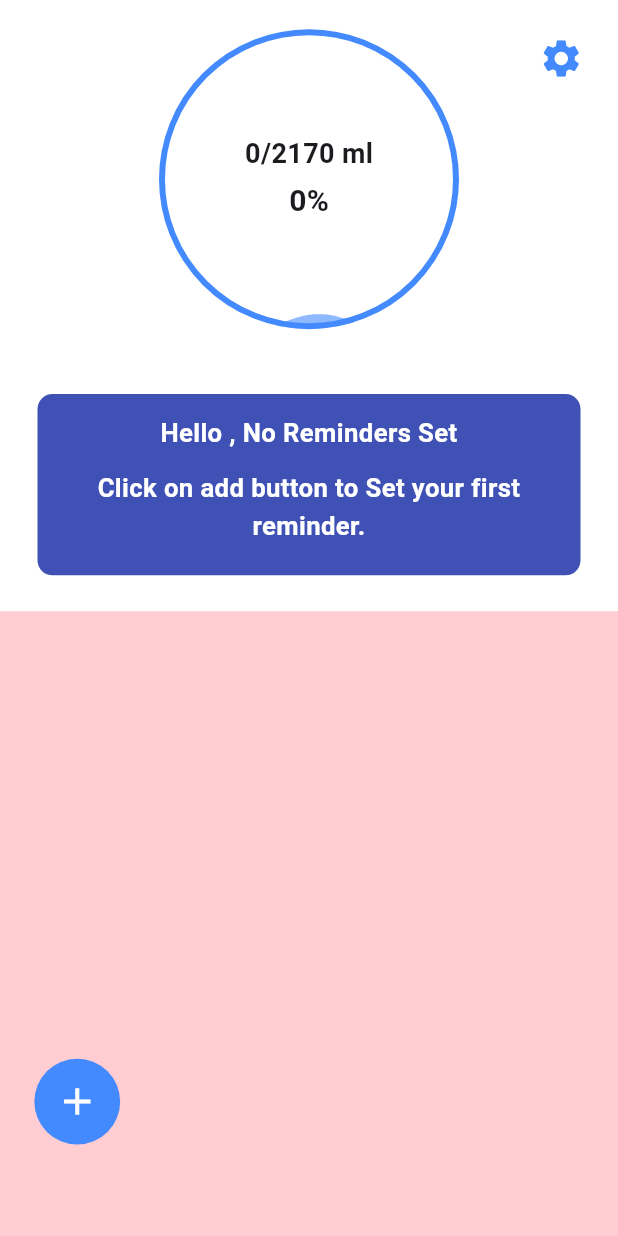
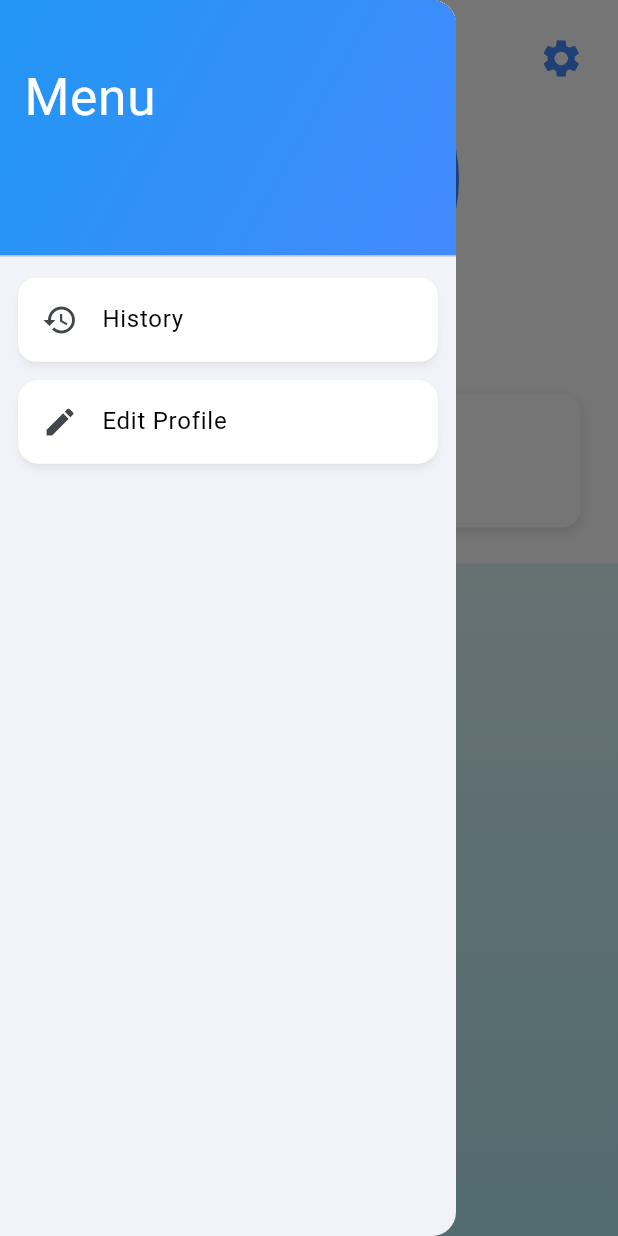
Before and after one commit to uveshsiddiqui90/watertime, a Flutter app: the HomeView screen opened by its route, with the side drawer open (before the commit the screen has no drawer), on a phone screen of 412 x 824 dp. Run offline on Flutter 3.47's test engine with Material 3 defaults, Android fonts, the light colour scheme and no system bars; our stand-ins replace drift, flutter_local_notifications, flutter_screenutil, flutter_time_picker_spinner, get and 4 more; missing offline and left inert: android_alarm_manager_plus, dart:ffi; accounts and stored records are empty; generated files the repository leaves out were written again.

Commit message:
before water wave change

```diff
--- /dev/null
+++ b/lib/constants/theme.dart
@@ -0,0 +1,49 @@
+import 'package:flutter/material.dart';
+
+final ThemeData waterTheme = ThemeData(
+  primaryColor: Color(0xFF0288D1), // Deep Blue
+  scaffoldBackgroundColor: Colors.white,
+  appBarTheme: AppBarTheme(
+    backgroundColor: Color(0xFF0288D1),
+    foregroundColor: Colors.white,
+    elevation: 0,
+  ),
+  floatingActionButtonTheme: FloatingActionButtonThemeData(
+    backgroundColor: Color(0xFF0288D1), // Deep Blue
+    foregroundColor: Colors.white,
+  ),
+  colorScheme: ColorScheme.fromSeed(
+    seedColor: Color(0xFF0288D1), // Base blue
+    primary: Color(0xFF0288D1),
+    secondary: Color(0xFF26C6DA), // Teal accent
+    background: Colors.white,
+    surface: Colors.white,
+    onPrimary: Colors.white,
+    onSecondary: Colors.white,
+    onBackground: Colors.black,
+    onSurface: Colors.black,
+  ),
+  textTheme: TextTheme(
+    headlineLarge: TextStyle(color: Colors.black, fontWeight: FontWeight.bold),
+    headlineMedium: TextStyle(color: Colors.black87, fontWeight: FontWeight.w600),
+    bodyLarge: TextStyle(color: Color(0xFF212121)),
+    bodyMedium: TextStyle(color: Color(0xFF757575)),
+  ),
+  elevatedButtonTheme: ElevatedButtonThemeData(
+    style: ElevatedButton.styleFrom(
+      backgroundColor: Color(0xFF0288D1),
+      foregroundColor: Colors.white,
+      shape: RoundedRectangleBorder(
+        borderRadius: BorderRadius.circular(12),
+      ),
+    ),
+  ),
+  cardTheme: CardThemeData(
+    color: Colors.white,
+    shadowColor: Colors.black26,
+    elevation: 4,
+    shape: RoundedRectangleBorder(
+      borderRadius: BorderRadius.circular(12),
+    ),
+  ),
+);
--- a/lib/database/user.dart
+++ b/lib/database/user.dart
@@ -13,4 +13,6 @@ class Users extends Table {
 
 
 
+
+
 }
--- a/lib/presentation/boarding/boarding_view.dart
+++ b/lib/presentation/boarding/boarding_view.dart
@@ -39,7 +39,7 @@ Widget mainView(BoardingController controller) {
     child: Column(
              children: [
               waveWidget(),
-              SizedBox(height: 30.h),
+              SizedBox(height: 80.h),
                  Text(
                   AppString.welcomeMessage,
                   textAlign: TextAlign.center,
@@ -144,6 +144,7 @@ Widget mainView(BoardingController controller) {
                 ),
               ),
               style:  TextStyle(fontSize: 16.sp),
+              textCapitalization: TextCapitalization.words,
 
             ),
          )] );
--- a/lib/presentation/gender_selection/genderselection_view.dart
+++ b/lib/presentation/gender_selection/genderselection_view.dart
@@ -108,7 +108,7 @@ class GenderselectionView extends GetView<GenderselectionController> {
                     SizedBox(height: 10.h),
                      Row(
               children: [
-                InkWell(
+                GestureDetector(
                   onTap: (){
                     controller.isMaleSelected.value = false;
                     controller.isFemaleSelected.value = true;
--- a/lib/presentation/home/homeview.dart
+++ b/lib/presentation/home/homeview.dart
@@ -8,13 +8,13 @@ import 'package:watertime/constants/waterprogress_indicator/water_progress.dart'
 import 'package:watertime/constants/waterprogress_indicator/waterprogress_controller.dart';
 import 'package:watertime/presentation/home/homecontroller.dart';
 import 'package:watertime/presentation/routes/app_pages.dart';
-import 'package:watertime/services/notification_service.dart';
-import 'package:watertime/services/reset_service/resetservice.dart';
 
 class HomeView extends StatelessWidget
 {
   final Homecontroller homecontroller = Get.put(Homecontroller());
   final WaterController waterController = Get.put(WaterController());
+  final GlobalKey<ScaffoldState> _scaffoldKey = GlobalKey<ScaffoldState>();
+
   HomeView({super.key});
 
   @override
@@ -25,6 +25,67 @@ class HomeView extends StatelessWidget
       waterController.updateTargetAmount(homecontroller.targetAmount.value.toDouble());
     });
     return Scaffold(
+        key: _scaffoldKey,
+        drawer: Drawer(
+    child: ListView(
+      padding: EdgeInsets.zero,
+      children: [
+        SizedBox(
+          height: 150.h,
+          child: DrawerHeader(
+            decoration: BoxDecoration(
+               gradient: LinearGradient(
+                colors: [Colors.blue, Colors.blueAccent],
+                begin: Alignment.topLeft,
+                end: Alignment.bottomRight,
+            ),
+            ),
+            curve: Curves.easeInOut,
+            child: Padding(
+              padding:  EdgeInsets.only(top: 20.h),
+              child: Text(
+                'Menu',
+                style: TextStyle(
+                  color: Colors.white,
+                  fontSize: 30.sp,
+                ),
+                textAlign: TextAlign.left,
+              ),
+            ),
+          ),
+        ),
+        Card(
+           shape: RoundedRectangleBorder(
+        borderRadius: BorderRadius.circular(12),
+      ),
+       elevation: 2,
+      margin: EdgeInsets.symmetric(horizontal: 12, vertical: 6),
+
+          child: ListTile(
+            leading: Icon(Icons.history),
+            title: Text('History'),
+            onTap: () {
+              Get.toNamed(AppRoutes.USERHISTORY);
+            },
+          ),
+        ),
+        Card(
+          shape: RoundedRectangleBorder(
+        borderRadius: BorderRadius.circular(12.r),
+      ),
+       elevation: 2,
+      margin: EdgeInsets.symmetric(horizontal: 12, vertical: 6),
+            child: ListTile(
+            leading: Icon(Icons.edit),
+            title: Text('Edit Profile'),
+            onTap: () {
+              Get.toNamed(AppRoutes.SETTING);
+            },
+          ),
+        ),
+      ],
+    ),
+  ),
       body: SafeArea(
         child: Container(
           width: double.infinity,
@@ -36,11 +97,12 @@ class HomeView extends StatelessWidget
                 right: 20.w,
                 top: 20.h,
                 child: InkWell(
-                  onTap: () {
-                    //Get.toNamed(AppRoutes.SETTING); // Navigate to settings page
-                    Get.toNamed(AppRoutes.USERHISTORY); // Navigate to user history page
+                  onTap: ()
+                  {
+                    _scaffoldKey.currentState?.openDrawer();
                   },
                   child: Icon(Icons.settings, size: 30, color: Colors.blueAccent,))),
+
               Column(
 
                 children: [
@@ -66,47 +128,78 @@ class HomeView extends StatelessWidget
 
                             final remaining = reminderTime?.difference(now);
                               }
-                        return Center(
-                          child: Container(
+                        return Container(
                           width: MediaQuery.of(context).size.width - 50,
                           decoration: BoxDecoration(
-                           borderRadius: BorderRadius.circular(10),
-                           color: Colors.indigo ),
+                          color: Colors.white,
+                          borderRadius: BorderRadius.circular(12),
+                          boxShadow: [
+                            BoxShadow(
+                              color: Colors.black12,
+                              blurRadius: 6,
+                              offset: Offset(0, 3),
+                            ),
+                          ],
+                        ),
                         child: Padding(
-                           padding: const EdgeInsets.all(8.0),
-                           child: Column(children: [
-                             SizedBox(height: 5.h),
-                             Text(
-                               homecontroller.waterRemindList.isEmpty
-                                   ? "Hello ${homecontroller.userName.toUpperCase()}, No Reminders Set"
-                                   :
-                               "Hello ${homecontroller.userName.toUpperCase()}, Next Reminder",
-                                 textAlign: TextAlign.center,
+                         padding:  EdgeInsets.all(homecontroller.waterRemindList.isEmpty? 20.0:8.0),
+                         child: Center(
+                           child: Column(
+                              mainAxisAlignment: MainAxisAlignment.center,
+                            children: [
+                              Text.rich(
+                                TextSpan(
+                             children: [
+                                 TextSpan(
+                                text: "Hello ${homecontroller.userName.toUpperCase()}, ", // Heading part
                                 style: TextStyle(
                                   fontSize: 15.sp,
                                   fontWeight: FontWeight.bold,
-                                     color: Colors.white)),
+                                  color: Color(0xFF2F80ED),
+
+                                   // Royal Blue (Heading)
+                                ),
+
+                              ),
+                              TextSpan(
+                                text: homecontroller.waterRemindList.isEmpty
+                                    ? "No Reminder Set" // Subtitle if empty
+                                    : "Next Reminder", // Subtitle if not empty
+                                style: TextStyle(
+                                  fontSize: 15.sp,
+                                  fontWeight: FontWeight.w500,
+                                  color: Color(0xFF555555),
+
+
+                                ),
+                              ),
+                                                          ],
+                                                        ),
+                                                        textAlign: TextAlign.center,
+                                                      ),
+
                              SizedBox(height: 10.h),
+                             homecontroller.waterRemindList.isEmpty ? SizedBox():
                              Text(
                                homecontroller.waterRemindList.isEmpty
-                                   ? "Click on add button to Set your first reminder."
+                                   ? ""
                                    :
-                               //"${DateFormat('hh:mm a').format(DateTime(0, 1, 1, nextReminder?.timeOfDay?.hour ?? 0, nextReminder?.timeOfDay?.minute ?? 0))} - ${nextReminder?.waterML} ML",
+
                                "${nextReminder?.timeOfDay!.format(context)} - ${nextReminder?.waterML} ml",
                                textAlign: TextAlign.center,
                                style: TextStyle(
-                                 color: Colors.white,
+                                 color: Colors.indigo,
                                  fontWeight: FontWeight.bold,
                                  fontSize: 15.sp,
                                )),
                              SizedBox(height: 10.h),
                              homecontroller.waterRemindList.isEmpty ? SizedBox():
                              Text(
-                               "In ${homecontroller.getTimeRemaining(nextReminder?.timeOfDay?? TimeOfDay.now())} minutes",
-                             //  "In ${nextReminder?.timeOfDay?.hour} hrs ${nextReminder?.timeOfDay?.minute} mins",
+                               "In ${homecontroller.getTimeRemaining(nextReminder?.timeOfDay?? TimeOfDay.now())}",
+
                                style: TextStyle(
                                  fontSize: 16,
-                                 color: Colors.white,
+                                 color: Colors.blueAccent,
                                ),
                              ),
 
@@ -121,11 +214,24 @@ class HomeView extends StatelessWidget
 
                     SizedBox(height: 20.h),
 
+
                     Expanded(
                       child: Container(
                         width: MediaQuery.of(context).size.width,
                         height: 200.h,
-                       decoration: BoxDecoration(color: Colors.red.shade100),
+
+                       decoration: BoxDecoration(
+
+                      //  color: Colors.orange,
+                       gradient: LinearGradient(
+                      colors: [
+                        Color(0xFFE0F7FA), // Soft Light Cyan
+                        Color(0xFFB2EBF2), // Aqua Tint
+                      ],
+                      begin: Alignment.topCenter,
+                      end: Alignment.bottomCenter,
+                    )
+                        ),
                         child: Obx(
                           () => ListView.builder(
                             itemCount: homecontroller.waterRemindList.length,
@@ -322,10 +428,6 @@ class HomeView extends StatelessWidget
                                           }
                                                 homecontroller.addWaterRemind();
                                           Get.back();
-
-
-
-
                                     },
                                         child: Text(
                                           'Add Intake',
@@ -379,56 +481,13 @@ class HomeView extends StatelessWidget
               fontWeight: FontWeight.w600,
             ),
             spacing: 20,
-            minutesInterval: 1, // Only show :00, :05, :10 etc.
+            minutesInterval: 1,
             onTimeChange: (time) {
-              //  final now = DateTime.now();
-
-              //           // User ne pick kiya hua time: aaj ki date ke sath
-              //           DateTime selectedDateTime = DateTime(
-              //             now.year,
-              //             now.month,
-              //             now.day,
-              //             time.hour,
-              //             time.minute,
-              //           );
-
-              //           // Agar selected time `now` se pehle ya 12 ghante se aage hai, toh +1 day mat karna
-              //           Duration difference = selectedDateTime.difference(now);
-
-              //           if (difference.inMinutes < 0 || difference.inHours > 12) {
-              //             ScaffoldMessenger.of(context).showSnackBar(
-              //               SnackBar(
-              //                 content: Text("Please select a time within the next 12 hours ⏰"),
-              //                 backgroundColor: Colors.redAccent,
-              //                 duration: Duration(seconds: 2),
-              //               ),
-              //             );
-              //             return;
-              //           }
-
-              //           homecontroller.timeFornotification.value = selectedDateTime;
-              //           homecontroller.getSelectedTime.value =
-              //               DateFormat('hh : mm a').format(selectedDateTime);
-
-              //old
                final formattedTime = DateFormat('hh : mm a').format(time);
               homecontroller.getSelectedTime.value = formattedTime;
               homecontroller.timeFornotification.value = time;
-
-              print(
-                "Value of time ${homecontroller.timeFornotification.value}",
-              );
-
-
-
               }
-
-
       )
-
         ]));
   }
-
-
-
   }
--- a/lib/services/reset_service/resetservice.dart
+++ b/lib/services/reset_service/resetservice.dart
@@ -2,6 +2,7 @@ import 'dart:isolate';
 import 'package:android_alarm_manager_plus/android_alarm_manager_plus.dart';
 import 'package:flutter/foundation.dart';
 import 'package:flutter/material.dart';
+import 'package:intl/intl.dart';
 import 'package:path_provider/path_provider.dart';
 import 'package:watertime/database/app_database.dart';
 import 'dart:io';
@@ -24,7 +25,10 @@ Future<void> resetConsumedAmountTask() async {
   // ✅ Save yesterday's consumed amount into history
   final user = await db.getLatestUser();
   if (user != null) {
-    await db.addDailyHistory(user.consumedAmount ?? 0.0);
+    await db.addDailyHistory(
+      user.consumedAmount ?? 0.0,
+      forDate: DateTime.now().subtract(Duration(days: 1)), // pichle din ka record
+    );
   }
 
   // ✅ Reset consumed amount
@@ -35,9 +39,10 @@ Future<void> resetConsumedAmountTask() async {
 
 
 
+
 class ResetService {
 
- final database = AppDatabase();
+
 
   static void scheduleMidnightReset() {
     final now = DateTime.now();
@@ -56,4 +61,35 @@ class ResetService {
   }
 
 
+
+
+static Future<void> endDayManuallytesting() async {
+  final database = AppDatabase();
+  final user = await database.getLatestUser();
+  if (user == null) return;
+
+  // Today's total
+  final todayTotal = user.consumedAmount ?? 0;
+
+  // Old history
+  List<Map<String, dynamic>> history = [];
+  if (user.historyJson != null && user.historyJson!.isNotEmpty) {
+    history = List<Map<String, dynamic>>.from(jsonDecode(user.historyJson!));
+  }
+
+  // Add new record
+  history.add({
+    'date': DateFormat('yyyy-MM-dd').format(DateTime.now()),
+    'amount': todayTotal,
+  });
+
+  // Update in DB
+  await database.updateUserData(
+    user.id,
+    historyJson: jsonEncode(history),
+    consumedAmount: 0, // reset
+  );
+
+  print("✅ Day ended: $todayTotal ml saved to history");
 }
+}
--- a/pubspec.yaml
+++ b/pubspec.yaml
@@ -51,6 +51,7 @@ dependencies:
   animations: ^2.0.7
   android_alarm_manager_plus: ^4.0.7
   wave: ^0.2.2
+  shared_preferences: ^2.5.3
 
 dev_dependencies:
   flutter_test:
```
Also changed, not shown: lib/constants/widgets.dart (+4 -4 lines), lib/database/app_database.dart (+35 -13 lines), lib/main.dart (+26 -5 lines), lib/presentation/home/homecontroller.dart (+16 -0 lines), lib/presentation/user_history/userhistory_view.dart (+18 -5 lines), lib/settings/setting_controller.dart (+8 -7 lines), lib/settings/setting_view.dart (+13 -8 lines), pubspec.lock, 1 other file. Lines whose indentation alone changed are shown as unchanged.
